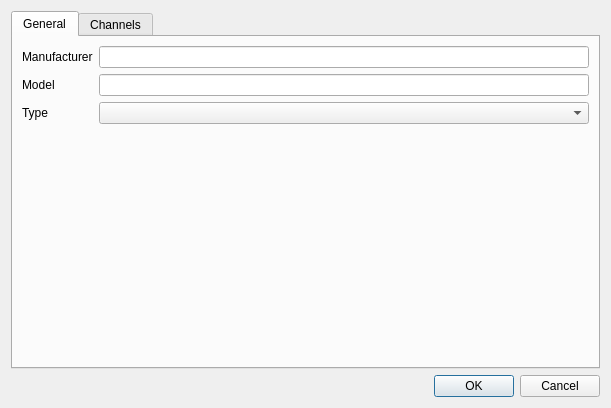
Above: ui/src/inputprofileeditor.ui from mcallegari/qlcplus before the change. Below: the same form after it.
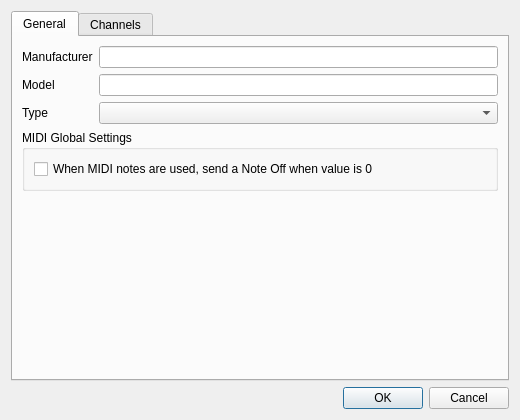
That is the form after the change. Icons and pictures are not drawn.

Commit message:
Input Profiles: added an option for MIDI profiles
to feedback a Note Off or a Note On with 0 velocity when value is 0.
APCMini now works out of the box.
This is basically what Jano did but moved into input profiles.
In the future, this global settings technique can be used for other
profiles specific settings, by just working on the input profile editor and
the input profile class

Patch:
```diff
--- a/ui/src/inputprofileeditor.ui
+++ b/ui/src/inputprofileeditor.ui
@@ -6,8 +6,8 @@
    <rect>
     <x>0</x>
     <y>0</y>
-    <width>611</width>
-    <height>408</height>
+    <width>520</width>
+    <height>420</height>
    </rect>
   </property>
   <property name="windowTitle">
@@ -45,7 +45,23 @@
          </property>
         </widget>
        </item>
-       <item row="3" column="1">
+       <item row="3" column="0" colspan="2">
+        <widget class="QGroupBox" name="m_midiGroupSettings">
+         <property name="title">
+          <string>MIDI Global Settings</string>
+         </property>
+         <layout class="QGridLayout" name="gridLayout_3">
+          <item row="0" column="0">
+           <widget class="QCheckBox" name="m_noteOffCheck">
+            <property name="text">
+             <string>When MIDI notes are used, send a Note Off when value is 0</string>
+            </property>
+           </widget>
+          </item>
+         </layout>
+        </widget>
+       </item>
+       <item row="4" column="0" colspan="2">
         <spacer name="verticalSpacer_2">
          <property name="orientation">
           <enum>Qt::Vertical</enum>
```
Left out of the diff: 49 changed lines with no effect on the pictures. The commit also changes 13 other files.
